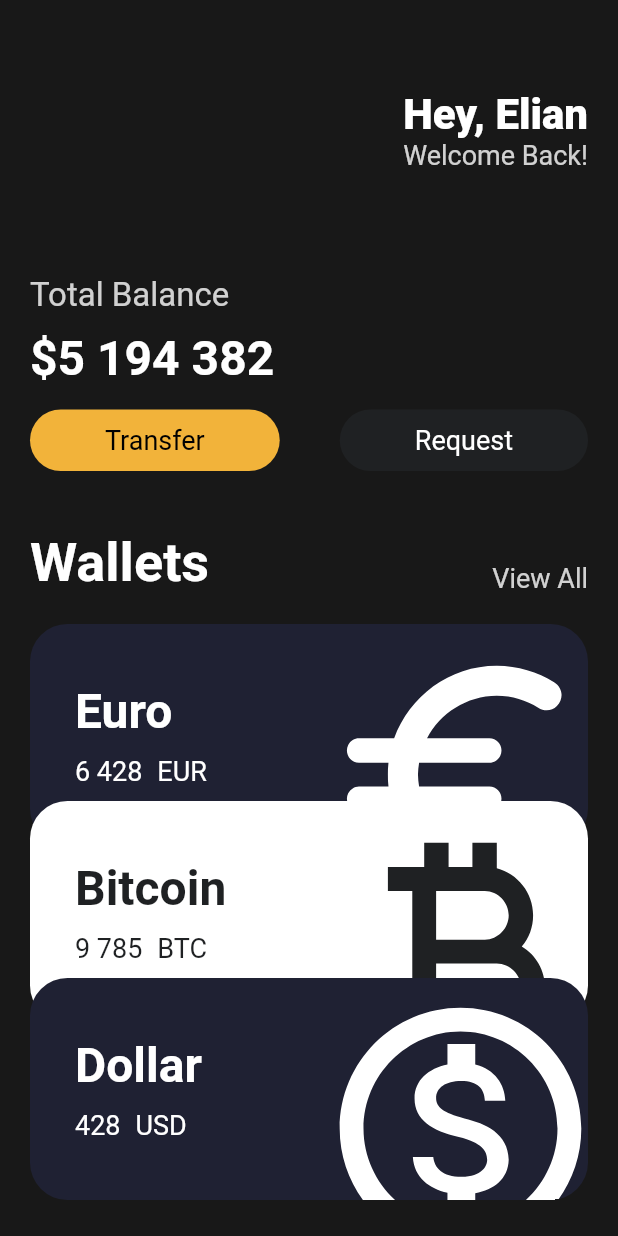
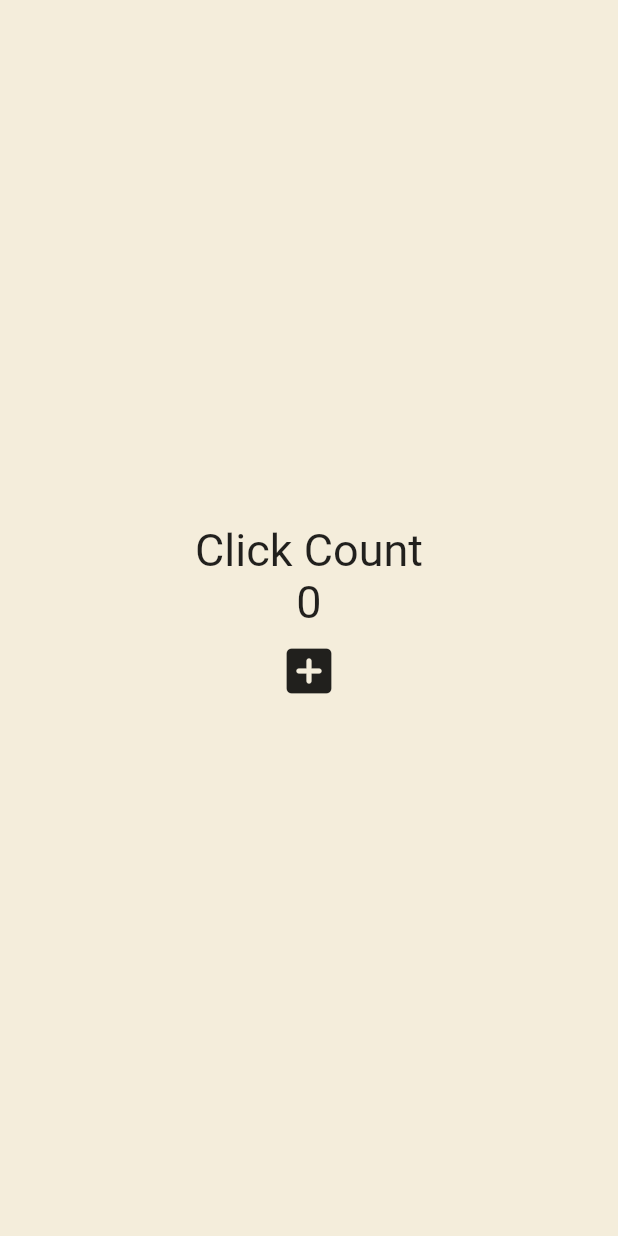
Before and after one commit to elian118/toonflix, a Flutter app: the screen it shows after launch, on a phone screen of 412 x 824 dp. Run offline on Flutter 3.47's test engine with Material 2 defaults, Android fonts, the phone set to English and light mode, and no system bars.

Commit message:
4.0 State

```diff
--- a/lib/main.dart
+++ b/lib/main.dart
@@ -1,148 +1,54 @@
 import 'package:flutter/material.dart';
-import 'package:toonflix/widgets/button.dart';
-import 'package:toonflix/widgets/currency.dart';
 
 void main() {
   runApp(App());
 }
 
 // 루트 위젯 -> StatelessWidget 상속: 화면에 띄워주는 것 외엔 특별한 추가 기능 없는 위젯
-class App extends StatelessWidget {
+class App extends StatefulWidget {
+  @override
+  State<App> createState() => _AppState();
+}
+
+class _AppState extends State<App> {
+  int counter = 0;
+
+  void onClicked() {
+    counter++;
+  }
+
   @override
   Widget build(BuildContext context) {
     return MaterialApp(
       home: Scaffold(
-        backgroundColor: const Color(0xFF181818), // 16진수 색상 설정
-        body: SingleChildScrollView(
-          // 바디 스크롤 허용
-          child: Padding(
-            padding: const EdgeInsets.symmetric(horizontal: 20), // 수평 오프셋 20 지정
+        backgroundColor: const Color(0xFFF4EDDB),
+        body: Center(
           child: Column(
-              crossAxisAlignment: CrossAxisAlignment.start,
-              children: [
-                const SizedBox(height: 60),
-                Row(
-                  mainAxisAlignment: MainAxisAlignment.end,
-                  children: [
-                    Column(
-                      crossAxisAlignment: CrossAxisAlignment.end,
-                      children: const [
-                        Text('Hey, Elian',
-                            style: TextStyle(
-                              color: Colors.white,
-                              fontSize: 28,
-                              fontWeight: FontWeight.w800,
-                            )),
-                        Text(
-                          'Welcome Back!',
-                          style: TextStyle(
-                            color:
-                                Color.fromRGBO(255, 255, 255, 0.8), // RGB색상 설정
-                            fontSize: 18,
-                          ),
-                        ),
-                      ],
-                    )
-                  ],
-                ),
-                const SizedBox(
-                  height: 70,
-                ),
-                Text(
-                  'Total Balance',
-                  style: TextStyle(
-                    fontSize: 22,
-                    color: Colors.white.withOpacity(0.8),
-                  ),
-                ),
-                const SizedBox(
-                  height: 10,
-                ),
-                const Text(
-                  '\$5 194 382',
-                  style: TextStyle(
-                    fontSize: 32,
-                    fontWeight: FontWeight.w600,
-                    color: Colors.white,
-                  ),
-                ),
-                const SizedBox(
-                  height: 15,
-                ),
-                Row(
-                  mainAxisAlignment: MainAxisAlignment.spaceBetween,
-                  children: const [
-                    Button(
-                      text: 'Transfer',
-                      bgColor: Color(0xFFF2B33A),
-                      textColor: Colors.black,
-                    ),
-                    Button(
-                      text: 'Request',
-                      bgColor: Color(0xFF1F2123),
-                      textColor: Colors.white,
-                    ),
-                  ],
-                ),
-                SizedBox(
-                  height: 40,
-                ),
-                Row(
-                  crossAxisAlignment: CrossAxisAlignment.end,
-                  mainAxisAlignment: MainAxisAlignment.spaceBetween,
+            mainAxisAlignment: MainAxisAlignment.center,
             children: [
               Text(
-                      'Wallets',
+                'Click Count',
                 style: TextStyle(
-                        color: Colors.white,
-                        fontSize: 36,
-                        fontWeight: FontWeight.w600,
+                  fontSize: 30,
                 ),
               ),
               Text(
-                      'View All',
+                '$counter',
                 style: TextStyle(
-                        color: Colors.white.withOpacity(0.8),
-                        fontSize: 18,
+                  fontSize: 30,
                 ),
               ),
-                  ],
+              IconButton(
+                iconSize: 40,
+                onPressed: onClicked,
+                icon: Icon(
+                  Icons.add_box_rounded,
                 ),
-                SizedBox(
-                  height: 20,
-                ),
-                CurrencyCard(
-                  name: 'Euro',
-                  code: 'EUR',
-                  amount: '6 428',
-                  icon: Icons.euro_rounded,
-                  isInverted: false,
-                ),
-                Transform.translate(
-                  offset: Offset(0, -30),
-                  child: CurrencyCard(
-                    name: 'Bitcoin',
-                    code: 'BTC',
-                    amount: '9 785',
-                    icon: Icons.currency_bitcoin,
-                    isInverted: true,
-                  ),
-                ),
-                Transform.translate(
-                  offset: Offset(0, -60),
-                  child: CurrencyCard(
-                    name: 'Dollar',
-                    code: 'USD',
-                    amount: '428',
-                    icon: Icons.monetization_on_outlined,
-                    isInverted: false,
-                  ),
-                ),
+              )
             ],
           ),
         ),
       ),
-      ),
-    ); // 디자인 시스템 선택: MaterialApp -> android, CupertinoApp -> iOS. 플러터는 같은 구글에서 만든 MaterialApp 호환도가 더 높고 안정적이다.
+    );
   }
 }
```
Lines whose indentation alone changed are shown as unchanged.
